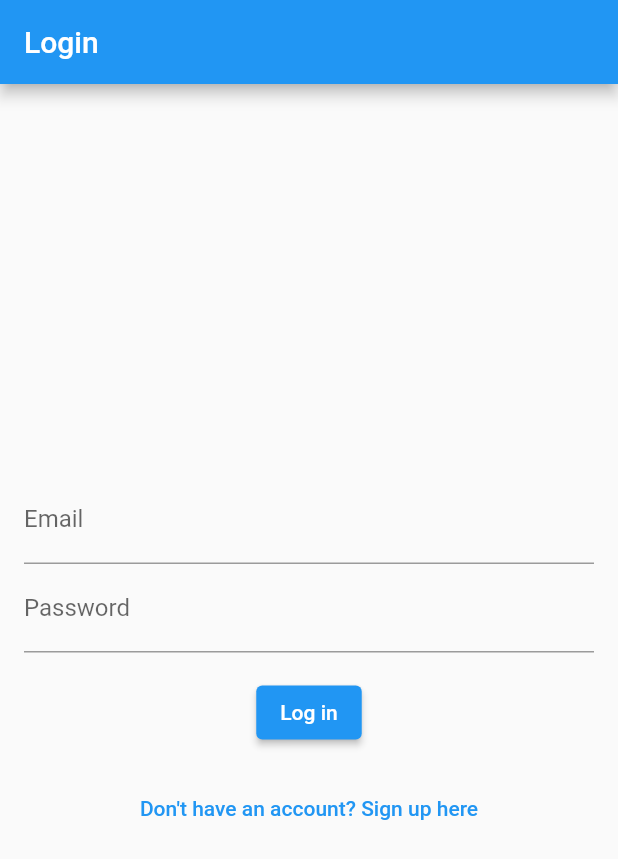
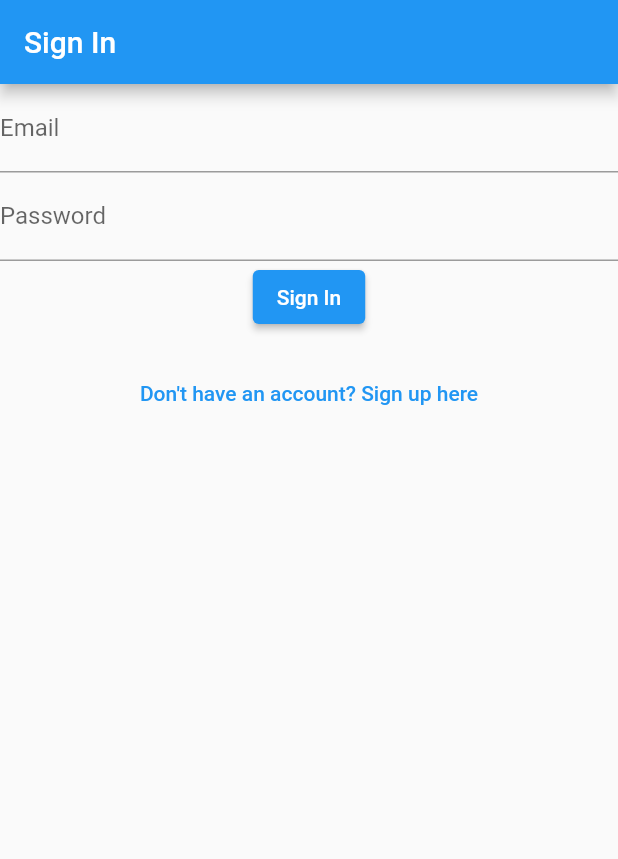
Before and after one commit to Frederikmahipal/hovedopgave, a Flutter app: the screen it shows once a user with an empty profile is signed in, after a tap on "Logout", on a phone screen of 412 x 824 dp. Shown: the top 859 px of the screen. Run offline on Flutter 3.47's test engine with Material 2 defaults, Android fonts, the phone set to English and light mode, and no system bars; our stand-ins replace cloud_firestore, firebase_auth, firebase_core; missing offline and left inert: dart:ffi; accounts and stored records are empty.

Commit message:
splitted code apart

```diff
--- a/lib/auth/auth.dart
+++ b/lib/auth/auth_repository.dart
@@ -1,12 +1,8 @@
 import 'package:firebase_auth/firebase_auth.dart';
-import 'package:flutter/material.dart';
-import 'package:hovedopgave_app/view-prelogin/login_screen.dart';
-import 'package:hovedopgave_app/view/homepage.dart';
 
-class AuthService {
+class AuthRepository {
   final FirebaseAuth _auth = FirebaseAuth.instance;
 
-  // Sign in with email and password
   Future<UserCredential?> signInWithEmailAndPassword(String email, String password) async {
     try {
       final userCredential = await _auth.signInWithEmailAndPassword(email: email, password: password);
@@ -17,7 +13,6 @@ class AuthService {
     }
   }
 
-  // Sign up with email and password
   Future<UserCredential?> signUpWithEmailAndPassword(String email, String password) async {
     try {
       final userCredential = await _auth.createUserWithEmailAndPassword(email: email, password: password);
@@ -28,11 +23,9 @@ class AuthService {
     }
   }
 
-  // Sign out
   Future<void> signOut() async {
     await _auth.signOut();
   }
 
-  // Check authentication state
   Stream<User?> get authStateChanges => _auth.authStateChanges();
 }
--- a/lib/main.dart
+++ b/lib/main.dart
@@ -23,12 +23,6 @@ class _MyAppState extends State<MyApp> {
 
   int _currentIndex = 0;
 
-  final List<Widget> _children = [
-    HomePage(),
-    ProfilePage(),
-    settingsPage(),
-  ];
-
   void onTabTapped(int index) {
     setState(() {
       _currentIndex = index;
@@ -45,25 +39,47 @@ class _MyAppState extends State<MyApp> {
       print(_user);
     });
   }
-
   @override
   Widget build(BuildContext context) {
+    return StreamBuilder<User?>(
+      stream: FirebaseAuth.instance.authStateChanges(),
+      builder: (context, snapshot) {
+        if (snapshot.connectionState == ConnectionState.active) {
+          final User? user = snapshot.data;
           return MaterialApp(
             title: 'Hovedopgave - 2023',
             theme: ThemeData(
               primarySwatch: Colors.blue,
               visualDensity: VisualDensity.adaptivePlatformDensity,
             ),
-      home: _user == null
-          ? LoginPage()
+            home: user == null
+                ? LoginScreen()
                 : Scaffold(
-              body: _children[_currentIndex],
+                    body: _buildBody(),
                     bottomNavigationBar: CustomNavBar(
                       currentIndex: _currentIndex,
                       onTap: onTabTapped,
-                user: _user,
+                      user: user,
                     ),
                   ),
           );
+        } else {
+          return CircularProgressIndicator();
+        }
+      },
+    );
+  }
+
+  Widget _buildBody() {
+    switch (_currentIndex) {
+      case 0:
+        return HomePage();
+      case 1:
+        return ProfilePage(userId: _user!.uid);
+      case 2:
+        return settingsPage();
+      default:
+        return HomePage();
     }
   }
+}
--- a/lib/view-prelogin/login_screen.dart
+++ b/lib/view-prelogin/login_screen.dart
@@ -1,42 +1,38 @@
 import 'package:flutter/material.dart';
-import 'package:firebase_auth/firebase_auth.dart';
 import 'package:hovedopgave_app/view-prelogin/signup_screen.dart';
-import '../view/homepage.dart';
 
-class LoginPage extends StatefulWidget {
-  static const String id = 'login_screen';
+import 'package:hovedopgave_app/view/homepage.dart';
 
+import '../auth/auth_repository.dart';
+
+class LoginScreen extends StatefulWidget {
   @override
-  _LoginPageState createState() => _LoginPageState();
+  _LoginScreenState createState() => _LoginScreenState();
 }
 
-class _LoginPageState extends State<LoginPage> {
+class _LoginScreenState extends State<LoginScreen> {
+  final AuthRepository _authRepository = AuthRepository();
   final _formKey = GlobalKey<FormState>();
   final _emailController = TextEditingController();
   final _passwordController = TextEditingController();
-  final _auth = FirebaseAuth.instance;
 
   @override
   Widget build(BuildContext context) {
     return Scaffold(
       appBar: AppBar(
-        title: Text('Login'),
+        title: const Text('Sign In'),
       ),
-      body: Padding(
-        padding: EdgeInsets.symmetric(horizontal: 16),
-        child: Form(
+      body: Form(
         key: _formKey,
         child: Column(
-            mainAxisAlignment: MainAxisAlignment.center,
           children: [
             TextFormField(
               controller: _emailController,
-                keyboardType: TextInputType.emailAddress,
-                decoration: InputDecoration(
+              decoration: const InputDecoration(
                 labelText: 'Email',
               ),
               validator: (value) {
-                  if (value == null || value.isEmpty) {
+                if (value!.isEmpty) {
                   return 'Please enter your email';
                 }
                 return null;
@@ -44,60 +40,44 @@ class _LoginPageState extends State<LoginPage> {
             ),
             TextFormField(
               controller: _passwordController,
-                obscureText: true,
-                decoration: InputDecoration(
+              decoration: const InputDecoration(
                 labelText: 'Password',
               ),
+              obscureText: true,
               validator: (value) {
-                  if (value == null || value.isEmpty) {
+                if (value!.isEmpty) {
                   return 'Please enter your password';
                 }
                 return null;
               },
             ),
-              SizedBox(height: 16),
             ElevatedButton(
+              child: const Text('Sign In'),
               onPressed: () async {
                 if (_formKey.currentState!.validate()) {
                   try {
-                      await _auth.signInWithEmailAndPassword(
-                        email: _emailController.text,
-                        password: _passwordController.text,
-                      );
-                       Navigator.of(context).pushReplacement(
+                    await _authRepository.signInWithEmailAndPassword(_emailController.text, _passwordController.text);
+                    Navigator.push(
+                      context,
                       MaterialPageRoute(builder: (context) => HomePage()),
                     );
-                    } on FirebaseAuthException catch (e) {
-                      if (e.code == 'user-not-found') {
-                        ScaffoldMessenger.of(context).showSnackBar(
-                          SnackBar(
-                            content: Text('No user found for that email.'),
-                          ),
-                        );
-                      } else if (e.code == 'wrong-password') {
-                        ScaffoldMessenger.of(context).showSnackBar(
-                          SnackBar(
-                            content: Text('Wrong password provided for that user.'),
-                          ),
-                        );
-                      }
+                  } catch (error) {
+                    print(error);
                   }
                 }
               },
-                child: Text('Log in'),
             ),
              SizedBox(height: 16),
               TextButton(
                 onPressed: () {
                   Navigator.of(context).pushReplacement(
-                    MaterialPageRoute(builder: (context) => SignUpScreen())
+                    MaterialPageRoute(builder: (context) => signupScreen())
                   );
                 },
                 child: Text("Don't have an account? Sign up here")),
           ],
         ),
       ),
-      ),
     );
   }
 }
--- a/lib/view-prelogin/signup_screen.dart
+++ b/lib/view-prelogin/signup_screen.dart
@@ -1,128 +1,85 @@
+import 'package:firebase_auth/firebase_auth.dart';
 import 'package:flutter/material.dart';
-import 'package:firebase_auth/firebase_auth.dart';
-import 'package:cloud_firestore/cloud_firestore.dart';
-import 'package:hovedopgave_app/view-prelogin/login_screen.dart';
-import '../view/homepage.dart';
+import '../repository/user_repository.dart';
 
-class SignUpScreen extends StatefulWidget {
+class signupScreen extends StatefulWidget {
   @override
-  _SignUpScreenState createState() => _SignUpScreenState();
+  _SignupScreenState createState() => _SignupScreenState();
 }
 
-class _SignUpScreenState extends State<SignUpScreen> {
+class _SignupScreenState extends State<signupScreen> {
   final _formKey = GlobalKey<FormState>();
-  final _auth = FirebaseAuth.instance;
-  final _firestore = FirebaseFirestore.instance;
-  String _email = '';
-  String _password = '';
+  final _nameController = TextEditingController();
+  final _emailController = TextEditingController();
+  final _passwordController = TextEditingController();
+  final _userRepository = UserRepository();
 
   @override
   Widget build(BuildContext context) {
     return Scaffold(
       appBar: AppBar(
-        title: Text('Sign Up'),
+        title: const Text('Registration'),
       ),
-      body: Container(
-        padding: EdgeInsets.all(16),
-        child: Form(
+      body: Form(
         key: _formKey,
         child: Column(
-            mainAxisAlignment: MainAxisAlignment.center,
-            children: <Widget>[
+          children: [
             TextFormField(
+              controller: _nameController,
+              decoration: const InputDecoration(
+                labelText: 'Name',
+              ),
+              validator: (value) {
+                if (value!.isEmpty) {
+                  return 'Please enter your name';
+                }
+                return null;
+              },
+            ),
+            TextFormField(
+              controller: _emailController,
               decoration: const InputDecoration(
                 labelText: 'Email',
-                  icon: Icon(Icons.email),
               ),
               validator: (value) {
-                  if (value == null || value.isEmpty) {
+                if (value!.isEmpty) {
                   return 'Please enter your email';
                 }
                 return null;
               },
-                onChanged: (value) {
-                  setState(() {
-                    _email = value.trim();
-                  });
-                },
             ),
             TextFormField(
+              controller: _passwordController,
               decoration: const InputDecoration(
                 labelText: 'Password',
-                  icon: Icon(Icons.lock),
               ),
               obscureText: true,
               validator: (value) {
-                  if (value == null || value.isEmpty) {
+                if (value!.isEmpty) {
                   return 'Please enter your password';
                 }
                 return null;
               },
-                onChanged: (value) {
-                  setState(() {
-                    _password = value.trim();
-                  });
-                },
             ),
-              const SizedBox(height: 16),
             ElevatedButton(
+              child: const Text('Register'),
               onPressed: () async {
                 if (_formKey.currentState!.validate()) {
                   try {
-                      UserCredential userCredential =
-                          await _auth.createUserWithEmailAndPassword(
-                              email: _email, password: _password);
-                      // Add user to Firestore collection
-                      await _firestore
-                          .collection('user')
-                          .doc(userCredential.user!.uid)
-                          .set({
-                        'email': _email,
-                      }).then((value) {
-                        debugPrint('User added to Firestore successfully!');
-                      }).catchError((error) {
-                        debugPrint('Error adding user to Firestore: $error');
-                      });
-
-                      // Navigate to the home screen after successful sign-up
-                      Navigator.of(context).pushReplacement(
-                        MaterialPageRoute(builder: (context) => LoginPage()),
+                    UserCredential result = await FirebaseAuth.instance.createUserWithEmailAndPassword(
+                      email: _emailController.text,
+                      password: _passwordController.text,
                     );
-                    } on FirebaseAuthException catch (e) {
-                      if (e.code == 'weak-password') {
-                        ScaffoldMessenger.of(context).showSnackBar(SnackBar(
-                          content: const Text(
-                              'The password provided is too weak. Please choose a stronger password.'),
-                          backgroundColor: Colors.red.shade300,
-                        ));
-                      } else if (e.code == 'email-already-in-use') {
-                        ScaffoldMessenger.of(context).showSnackBar(SnackBar(
-                          content: const Text(
-                              'The account already exists for that email.'),
-                          backgroundColor: Colors.red.shade300,
-                        ));
-                      }
-                    } catch (e) {
-                      ScaffoldMessenger.of(context).showSnackBar(SnackBar(
-                        content: const Text(
-                            'An error occurred while signing up. Please try again later.'),
-                        backgroundColor: Colors.red.shade300,
-                      ));
+                    User? user = result.user;
+                    await _userRepository.createUser(user!.uid, _nameController.text, _emailController.text);
+                    Navigator.pop(context);
+                  } catch (error) {
+                    print(error);
                   }
                 }
               },
-                child: const Text('Sign Up'),
             ),
-              SizedBox(height: 16),
-              TextButton(
-                onPressed: () {
-                  Navigator.of(context).pushReplacement(
-                    MaterialPageRoute(builder: (context) => LoginPage())
-                  );
-                },
-                child: Text("Already have an account? Login here"))
           ],
-          ),
         ),
       ),
     );
--- a/lib/view/homepage.dart
+++ b/lib/view/homepage.dart
@@ -24,14 +24,14 @@ class _HomePageState extends State<HomePage> {
       appBar: AppBar(
         title: const Text('Home Page'),
       ),
-      body: Center(
+      body: const Center(
         child: Text('Welcome to the Home Page!'),
       ),
       floatingActionButton: ElevatedButton(
         onPressed: () async {
           await _auth.signOut();
           Navigator.of(context).pushReplacement(
-              MaterialPageRoute(builder: (context) => LoginPage()));
+              MaterialPageRoute(builder: (context) => LoginScreen()));
         },
         child: Text('Logout'),
       ),
```
Also changed, not shown: lib/repository/user_repository.dart (added, +19 -0 lines), lib/view/profilepage.dart (+8 -16 lines). Lines whose indentation alone changed are shown as unchanged.
